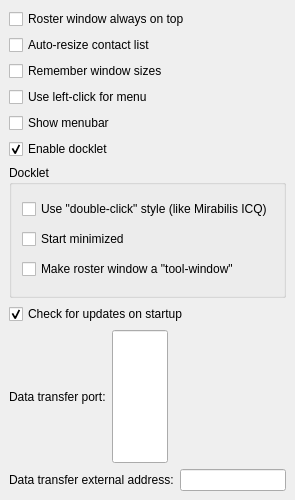
This is src/options/opt_application.ui in psi-im/psi as Qt 5 draws it before an edit. The edited form follows.
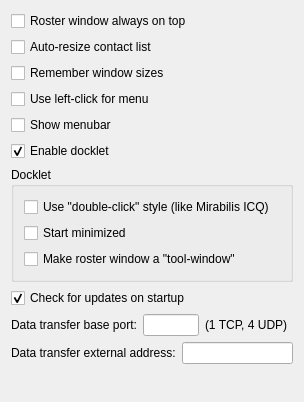
This is the edited form.

Patch:
```diff
--- a/src/options/opt_application.ui
+++ b/src/options/opt_application.ui
@@ -8,20 +8,14 @@
    <rect>
     <x>0</x>
     <y>0</y>
-    <width>294</width>
-    <height>500</height>
+    <width>304</width>
+    <height>402</height>
    </rect>
   </property>
   <property name="windowTitle" >
    <string>OptApplicationUI</string>
   </property>
   <layout class="QVBoxLayout" >
-   <property name="margin" >
-    <number>9</number>
-   </property>
-   <property name="spacing" >
-    <number>6</number>
-   </property>
    <item>
     <widget class="QCheckBox" name="ck_alwaysOnTop" >
      <property name="text" >
@@ -118,16 +112,10 @@
    </item>
    <item>
     <layout class="QHBoxLayout" >
-     <property name="margin" >
-      <number>0</number>
-     </property>
-     <property name="spacing" >
-      <number>6</number>
-     </property>
      <item>
       <widget class="QLabel" name="textLabel1" >
        <property name="text" >
-        <string>Data transfer port:</string>
+        <string>Data transfer base port:</string>
        </property>
       </widget>
      </item>
@@ -147,6 +135,13 @@
        </property>
       </widget>
      </item>
+     <item>
+      <widget class="QLabel" name="label" >
+       <property name="text" >
+        <string>(1 TCP, 4 UDP)</string>
+       </property>
+      </widget>
+     </item>
      <item>
       <spacer>
        <property name="orientation" >
@@ -157,7 +152,7 @@
        </property>
        <property name="sizeHint" >
         <size>
-         <width>40</width>
+         <width>20</width>
          <height>20</height>
         </size>
        </property>
@@ -185,6 +180,19 @@
      </item>
     </layout>
    </item>
+   <item>
+    <spacer>
+     <property name="orientation" >
+      <enum>Qt::Vertical</enum>
+     </property>
+     <property name="sizeHint" >
+      <size>
+       <width>20</width>
+       <height>40</height>
+      </size>
+     </property>
+    </spacer>
+   </item>
   </layout>
  </widget>
  <layoutdefault spacing="6" margin="11" />
```
Left out of the diff: 37 changed lines with no effect on the pictures.
